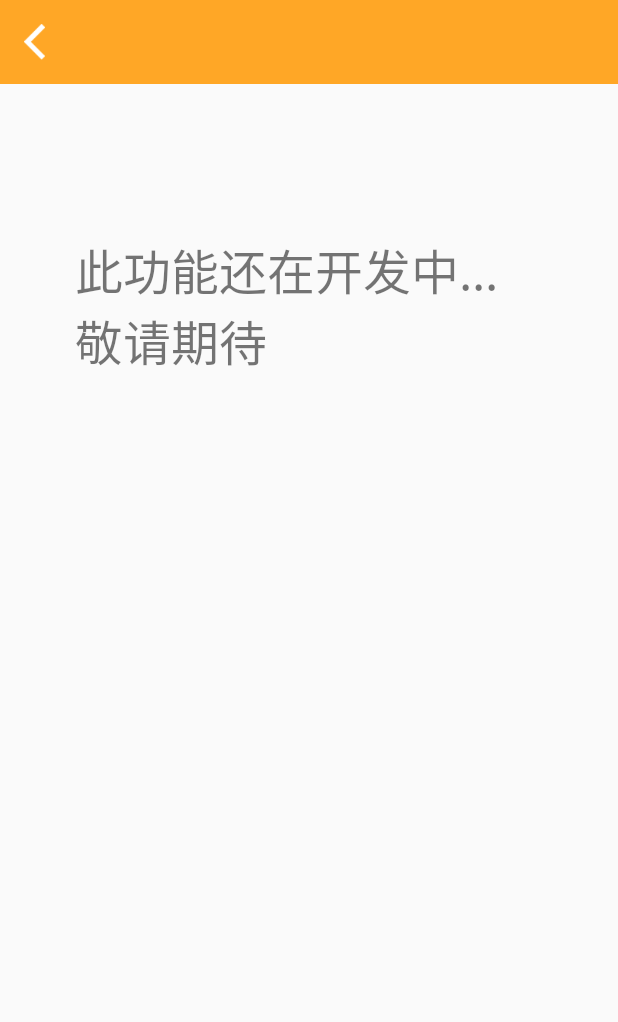
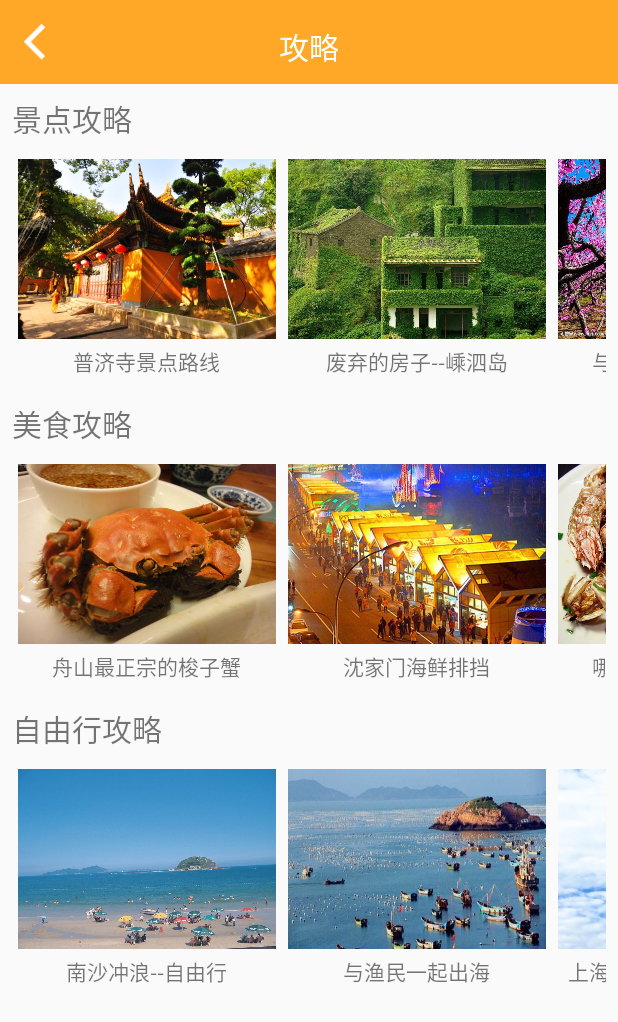
Before and after one commit to Mason-Xu/WalkZhoushan, an Android app: the HomeFragment screen opened directly, with no data from a screen before it, after a tap on an icon or button, on a phone screen of 412 x 824 dp. Shown: the top 1022 px of the screen. Run offline under Robolectric (Android 15) with nearby library versions, the phone set to English and light mode, and no system bars; libraries missing offline, so code that uses them is left out: cn.bmob.v3, rx.subscriptions; 2 other taps on this screen came first.

Commit message:
:sparkles: 添加了 攻略

```diff
--- a/app/src/main/AndroidManifest.xml
+++ b/app/src/main/AndroidManifest.xml
@@ -67,6 +67,7 @@
         <activity android:name=".Home_Hotel_activity"/>
         <activity android:name=".Point_putuoshan"/>
         <activity android:name=".Strategy_Pujisi"/>
+        <activity android:name=".Home_Strategy"/>
 
         <!-- register travelnote activity -->
         <activity android:name=".TravelNoteActivity2" />
--- a/app/src/main/java/com/example/walkzhoushan/HomeFragment.java
+++ b/app/src/main/java/com/example/walkzhoushan/HomeFragment.java
@@ -90,7 +90,7 @@ public class HomeFragment extends Fragment implements View.OnClickListener {
                 startActivity(new Intent(getActivity(), PointPageActivity.class));
                 break;
             case R.id.strategy_img:
-                Intent intent3 = new Intent(getActivity(), NoDevelop.class);
+                Intent intent3 = new Intent(getActivity(), Home_Strategy.class);
                 startActivity(intent3);
                 break;
             case R.id.watchallstrategy_textview:
--- /dev/null
+++ b/app/src/main/java/com/example/walkzhoushan/Home_Strategy.java
@@ -0,0 +1,37 @@
+package com.example.walkzhoushan;
+
+import android.content.Intent;
+import android.os.Bundle;
+import android.view.View;
+import android.widget.Button;
+import android.widget.ImageView;
+
+/**
+ * Created by Mason on 2018/1/6.
+ */
+
+public class Home_Strategy extends BaseActivity implements View.OnClickListener {
+    private Button back;
+    private ImageView pujisi_img;
+    @Override
+    protected void onCreate(Bundle savedInstanceState) {
+        super.onCreate(savedInstanceState);
+        setContentView(R.layout.home_strategy);
+        findViewById(R.id.title_button_back).setOnClickListener(this);
+        findViewById(R.id.strategy_pujisi_img).setOnClickListener(this);
+    }
+
+    @Override
+    public void onClick(View v) {
+        switch (v.getId()){
+            case R.id.title_button_back:
+                onBackPressed();
+                break;
+            case R.id.strategy_pujisi_img:
+                startActivity(new Intent(Home_Strategy.this,Strategy_Pujisi.class));
+                break;
+                default:
+                    break;
+        }
+    }
+}
--- /dev/null
+++ b/app/src/main/res/layout/home_strategy.xml
@@ -0,0 +1,279 @@
+<?xml version="1.0" encoding="utf-8"?>
+<LinearLayout xmlns:android="http://schemas.android.com/apk/res/android"
+    android:layout_width="match_parent"
+    android:layout_height="match_parent"
+    android:orientation="vertical">
+
+    <FrameLayout
+        android:layout_width="match_parent"
+        android:layout_height="?attr/actionBarSize">
+
+        <include layout="@layout/title" />
+
+        <TextView
+            android:id="@+id/strategy_title"
+            android:layout_width="wrap_content"
+            android:layout_height="wrap_content"
+            android:layout_gravity="center_horizontal"
+            android:layout_marginTop="16dp"
+            android:text="攻略"
+            android:textColor="@color/white"
+            android:textSize="20sp" />
+
+    </FrameLayout>
+
+    <TextView
+        android:layout_width="wrap_content"
+        android:layout_height="wrap_content"
+        android:text="景点攻略"
+        android:layout_marginTop="8dp"
+        android:layout_marginLeft="8dp"
+        android:textSize="20sp"/>
+
+    <HorizontalScrollView
+        android:layout_width="match_parent"
+        android:layout_height="wrap_content"
+        android:layout_margin="8dp"
+        android:scrollbars="none">
+
+        <LinearLayout
+            android:layout_width="match_parent"
+            android:layout_height="wrap_content">
+
+            <LinearLayout
+                android:layout_width="180dp"
+                android:layout_height="wrap_content"
+                android:orientation="vertical">
+                <ImageView
+                    android:id="@+id/strategy_pujisi_img"
+                    android:layout_width="wrap_content"
+                    android:layout_height="120dp"
+                    android:scaleType="centerCrop"
+                    android:background="@drawable/pujisi"
+                    android:layout_margin="4dp"/>
+
+                <TextView
+                    android:layout_width="wrap_content"
+                    android:layout_height="wrap_content"
+                    android:text="普济寺景点路线"
+                    android:layout_gravity="center"/>
+
+
+            </LinearLayout>
+
+
+            <LinearLayout
+                android:layout_width="180dp"
+                android:layout_height="wrap_content"
+                android:orientation="vertical">
+                <ImageView
+                    android:layout_width="wrap_content"
+                    android:layout_height="120dp"
+                    android:layout_weight="1"
+                    android:scaleType="centerCrop"
+                    android:background="@drawable/shengsi_island"
+                    android:layout_margin="4dp"/>
+
+                <TextView
+                    android:layout_width="wrap_content"
+                    android:layout_height="wrap_content"
+                    android:text="废弃的房子--嵊泗岛"
+                    android:layout_gravity="center"/>
+
+
+            </LinearLayout>
+            <LinearLayout
+                android:layout_width="180dp"
+                android:layout_height="wrap_content"
+                android:orientation="vertical">
+                <ImageView
+                    android:layout_width="wrap_content"
+                    android:layout_height="120dp"
+                    android:layout_weight="1"
+                    android:scaleType="centerCrop"
+                    android:background="@drawable/taohuadao2"
+                    android:layout_margin="4dp"/>
+
+                <TextView
+                    android:layout_width="wrap_content"
+                    android:layout_height="wrap_content"
+                    android:text="与黄老邪重游桃花岛"
+                    android:layout_gravity="center"/>
+
+
+            </LinearLayout>
+
+
+        </LinearLayout>
+    </HorizontalScrollView>
+
+    <TextView
+        android:layout_width="wrap_content"
+        android:layout_height="wrap_content"
+        android:text="美食攻略"
+        android:layout_marginTop="8dp"
+        android:layout_marginLeft="8dp"
+        android:textSize="20sp"/>
+
+    <HorizontalScrollView
+        android:layout_width="match_parent"
+        android:layout_height="wrap_content"
+        android:layout_margin="8dp"
+        android:scrollbars="none">
+
+        <LinearLayout
+            android:layout_width="match_parent"
+            android:layout_height="wrap_content">
+
+            <LinearLayout
+                android:layout_width="180dp"
+                android:layout_height="wrap_content"
+                android:orientation="vertical">
+                <ImageView
+                    android:layout_width="wrap_content"
+                    android:layout_height="120dp"
+                    android:scaleType="centerCrop"
+                    android:background="@drawable/pangxie"
+                    android:layout_margin="4dp"/>
+
+                <TextView
+                    android:layout_width="wrap_content"
+                    android:layout_height="wrap_content"
+                    android:text="舟山最正宗的梭子蟹"
+                    android:layout_gravity="center"/>
+
+
+            </LinearLayout>
+
+
+            <LinearLayout
+                android:layout_width="180dp"
+                android:layout_height="wrap_content"
+                android:orientation="vertical">
+                <ImageView
+                    android:layout_width="wrap_content"
+                    android:layout_height="120dp"
+                    android:layout_weight="1"
+                    android:scaleType="centerCrop"
+                    android:background="@drawable/img_coupon_haixian"
+                    android:layout_margin="4dp"/>
+
+                <TextView
+                    android:layout_width="wrap_content"
+                    android:layout_height="wrap_content"
+                    android:text="沈家门海鲜排挡"
+                    android:layout_gravity="center"/>
+
+
+            </LinearLayout>
+            <LinearLayout
+                android:layout_width="180dp"
+                android:layout_height="wrap_content"
+                android:orientation="vertical">
+                <ImageView
+                    android:layout_width="wrap_content"
+                    android:layout_height="120dp"
+                    android:layout_weight="1"
+                    android:scaleType="centerCrop"
+                    android:background="@drawable/pipixia"
+                    android:layout_margin="4dp"/>
+
+                <TextView
+                    android:layout_width="wrap_content"
+                    android:layout_height="wrap_content"
+                    android:text="哪里的皮皮虾最好吃"
+                    android:layout_gravity="center"/>
+
+
+            </LinearLayout>
+
+
+        </LinearLayout>
+    </HorizontalScrollView>
+
+    <TextView
+        android:layout_width="wrap_content"
+        android:layout_height="wrap_content"
+        android:text="自由行攻略"
+        android:layout_marginTop="8dp"
+        android:layout_marginLeft="8dp"
+        android:textSize="20sp"/>
+
+    <HorizontalScrollView
+        android:layout_width="match_parent"
+        android:layout_height="wrap_content"
+        android:layout_margin="8dp"
+        android:scrollbars="none">
+
+        <LinearLayout
+            android:layout_width="match_parent"
+            android:layout_height="wrap_content">
+
+            <LinearLayout
+                android:layout_width="180dp"
+                android:layout_height="wrap_content"
+                android:orientation="vertical">
+                <ImageView
+                    android:layout_width="wrap_content"
+                    android:layout_height="120dp"
+                    android:scaleType="centerCrop"
+                    android:background="@drawable/nansha"
+                    android:layout_margin="4dp"/>
+
+                <TextView
+                    android:layout_width="wrap_content"
+                    android:layout_height="wrap_content"
+                    android:text="南沙冲浪--自由行"
+                    android:layout_gravity="center"/>
+
+
+            </LinearLayout>
+
+
+            <LinearLayout
+                android:layout_width="180dp"
+                android:layout_height="wrap_content"
+                android:orientation="vertical">
+                <ImageView
+                    android:layout_width="wrap_content"
+                    android:layout_height="120dp"
+                    android:layout_weight="1"
+                    android:scaleType="centerCrop"
+                    android:background="@drawable/yuchuan"
+                    android:layout_margin="4dp"/>
+
+                <TextView
+                    android:layout_width="wrap_content"
+                    android:layout_height="wrap_content"
+                    android:text="与渔民一起出海"
+                    android:layout_gravity="center"/>
+
+
+            </LinearLayout>
+            <LinearLayout
+                android:layout_width="180dp"
+                android:layout_height="wrap_content"
+                android:orientation="vertical">
+                <ImageView
+                    android:layout_width="wrap_content"
+                    android:layout_height="120dp"
+                    android:layout_weight="1"
+                    android:scaleType="centerCrop"
+                    android:background="@drawable/guanyin"
+                    android:layout_margin="4dp"/>
+
+                <TextView
+                    android:layout_width="wrap_content"
+                    android:layout_height="wrap_content"
+                    android:text="上海至普陀,参拜南海观音"
+                    android:layout_gravity="center"/>
+
+
+            </LinearLayout>
+
+
+        </LinearLayout>
+    </HorizontalScrollView>
+
+
+</LinearLayout>
--- /dev/null
+++ b/app/src/main/res/layout/scrolling_test.xml
@@ -0,0 +1,34 @@
+<?xml version="1.0" encoding="utf-8"?>
+<LinearLayout xmlns:android="http://schemas.android.com/apk/res/android"
+    android:orientation="vertical" android:layout_width="match_parent"
+    android:layout_height="match_parent">
+
+    <HorizontalScrollView
+        android:layout_width="match_parent"
+        android:layout_height="wrap_content">
+
+        <LinearLayout
+            android:layout_width="wrap_content"
+            android:layout_height="wrap_content">
+            <Button
+                android:layout_width="wrap_content"
+                android:layout_height="wrap_content" /><Button
+                android:layout_width="wrap_content"
+                android:layout_height="wrap_content" /><Button
+                android:layout_width="wrap_content"
+                android:layout_height="wrap_content" /><Button
+                android:layout_width="wrap_content"
+                android:layout_height="wrap_content" /><Button
+                android:layout_width="wrap_content"
+                android:layout_height="wrap_content" /><Button
+                android:layout_width="wrap_content"
+                android:layout_height="wrap_content" /><Button
+                android:layout_width="wrap_content"
+                android:layout_height="wrap_content" /><Button
+                android:layout_width="wrap_content"
+                android:layout_height="wrap_content" />
+
+        </LinearLayout>
+    </HorizontalScrollView>
+
+</LinearLayout>
```
Also changed, not shown: app/src/main/res/drawable-v24/guanyin.jpg (added), app/src/main/res/drawable-v24/nansha.jpg (added), app/src/main/res/drawable-v24/pangxie.jpg (added), app/src/main/res/drawable-v24/pipixia.jpg (added), app/src/main/res/drawable-v24/pujisi.jpeg, app/src/main/res/drawable-v24/shengsi_island.jpg (added), app/src/main/res/drawable-v24/taohuadao2.jpg (added), app/src/main/res/drawable-v24/yuchuan.jpg (added).
